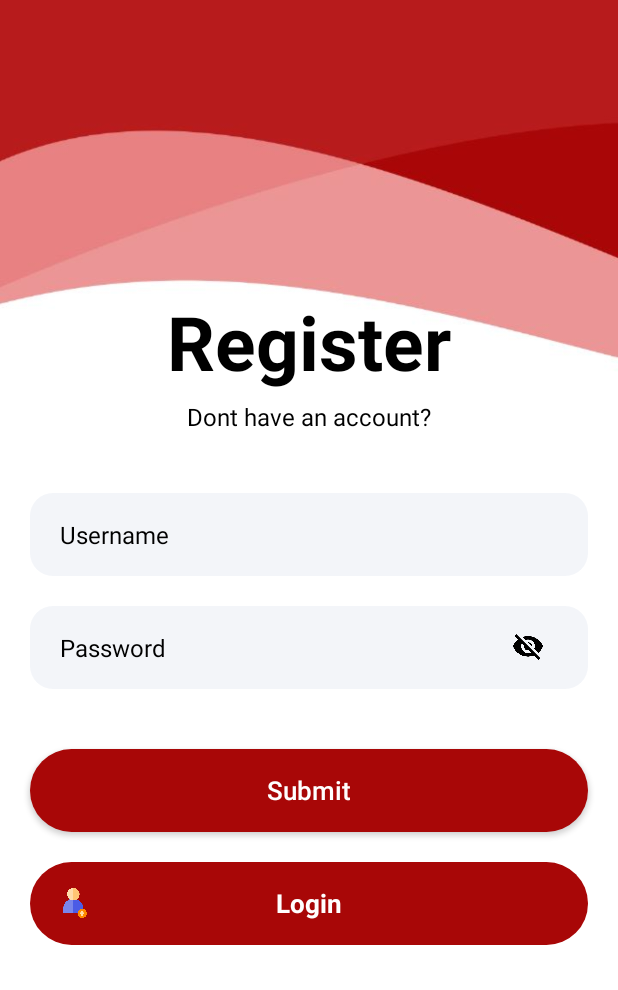
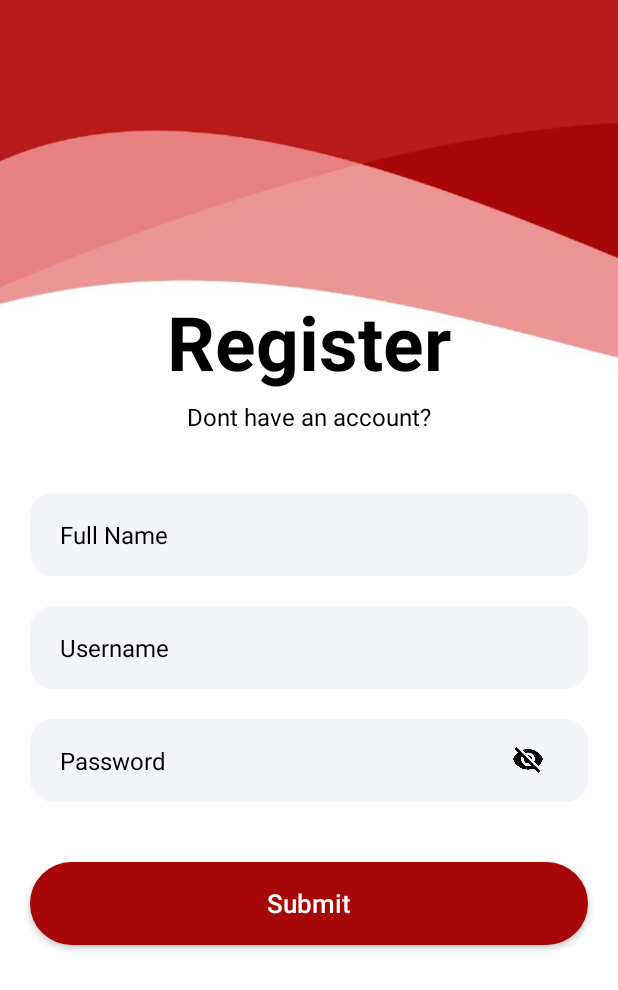
Before and after one commit to AmitGujar/EventApp, an Android app: the Register screen opened directly, with no data from a screen before it, on a phone screen of 412 x 824 dp. Shown: the top 990 px of the screen. Run offline under Robolectric (Android 15) with nearby library versions, the phone set to English and light mode, and no system bars; our stand-ins replace Firebase (no records; nobody signed in at launch, a user with empty details on screens opened directly); libraries missing offline, so code that uses them is left out: es.dmoral.toasty.

Commit message:
signup updated

```diff
--- a/app/src/main/java/com/example/eventapp/Register.java
+++ b/app/src/main/java/com/example/eventapp/Register.java
@@ -21,14 +21,15 @@ public class Register extends AppCompatActivity {
         super.onCreate(savedInstanceState);
         setContentView(R.layout.activity_register);
 
+        final EditText nameET = findViewById(R.id.nameET);
         final EditText usernameET = findViewById(R.id.usernameET);
         final EditText passwordET = findViewById(R.id.passwordET);
         final AppCompatButton signUpBtn = findViewById(R.id.signUpBtn);
-        final TextView signInBtn = findViewById(R.id.signInBtn);
 
         signUpBtn.setOnClickListener(new View.OnClickListener() {
             @Override
             public void onClick(View v) {
+                String name = nameET.getText().toString();
                 String username = usernameET.getText().toString();
                 String password = passwordET.getText().toString();
 
@@ -36,18 +37,11 @@ public class Register extends AppCompatActivity {
                     Toasty.info(Register.this, "Please enter all the details", Toast.LENGTH_SHORT).show();
                 }
                 else {
-                    databaseReference.child("Users").child(username).child("Password").setValue(password);
+                    databaseReference.child("Users").child(username).child(name).child("Password").setValue(password);
                     Toasty.success(Register.this, "Registration Successful", Toast.LENGTH_SHORT).show();
                     finish();
                 }
             }
         });
-
-        signInBtn.setOnClickListener(new View.OnClickListener() {
-            @Override
-            public void onClick(View v) {
-                finish();
-            }
-        });
     }
 }
--- a/app/src/main/res/layout/activity_register.xml
+++ b/app/src/main/res/layout/activity_register.xml
@@ -28,6 +28,24 @@
         android:layout_marginTop="5dp" />
 
     <EditText
+        android:id="@+id/nameET"
+        android:layout_width="match_parent"
+        android:layout_height="55dp"
+        android:background="@drawable/round_back_dark_blue5_15"
+        android:hint="@string/Name"
+        android:textColorHint="@color/black"
+        android:maxLines="1"
+        android:inputType="text"
+        android:textSize="16sp"
+        android:textColor="#000000"
+        android:paddingStart="20dp"
+        android:paddingEnd="20dp"
+        android:layout_marginStart="20dp"
+        android:layout_marginEnd="20dp"
+        android:layout_marginTop="40dp"
+        android:autofillHints="" />
+
+    <EditText
         android:id="@+id/usernameET"
         android:layout_width="match_parent"
         android:layout_height="55dp"
@@ -42,7 +60,7 @@
         android:paddingEnd="20dp"
         android:layout_marginStart="20dp"
         android:layout_marginEnd="20dp"
-        android:layout_marginTop="40dp"
+        android:layout_marginTop="20dp"
         android:autofillHints="" />
 
     <RelativeLayout
@@ -94,30 +112,4 @@
         android:textColor="@color/white"
         android:textSize="17sp"/>
 
-    <RelativeLayout
-        android:layout_width="match_parent"
-        android:layout_height="55dp"
-        android:background="@drawable/round_back_primary_15"
-        android:layout_marginTop="20dp"
-        android:layout_marginStart="20dp"
-        android:layout_marginEnd="20dp">
-
-        <ImageView
-            android:layout_width="20dp"
-            android:layout_height="20dp"
-            android:layout_centerVertical="true"
-            android:layout_marginStart="20dp"
-            android:adjustViewBounds="true"
-            android:src="@drawable/signup"/>
-
-        <TextView
-            android:id="@+id/signInBtn"
-            android:layout_width="wrap_content"
-            android:layout_height="wrap_content"
-            android:layout_centerInParent="true"
-            android:text="@string/Login"
-            android:textColor="@color/white"
-            android:textSize="17sp"
-            android:textStyle="bold" />
-    </RelativeLayout>
 </LinearLayout>
--- a/app/src/main/res/values/strings.xml
+++ b/app/src/main/res/values/strings.xml
@@ -10,4 +10,6 @@
     <string name="dont_have_an_account">Dont have an account?</string>
     <string name="Register">Register</string>
     <string name="Submit">Submit</string>
+    <string name="Email">Email</string>
+    <string name="Name">Full Name</string>
 </resources>
```
